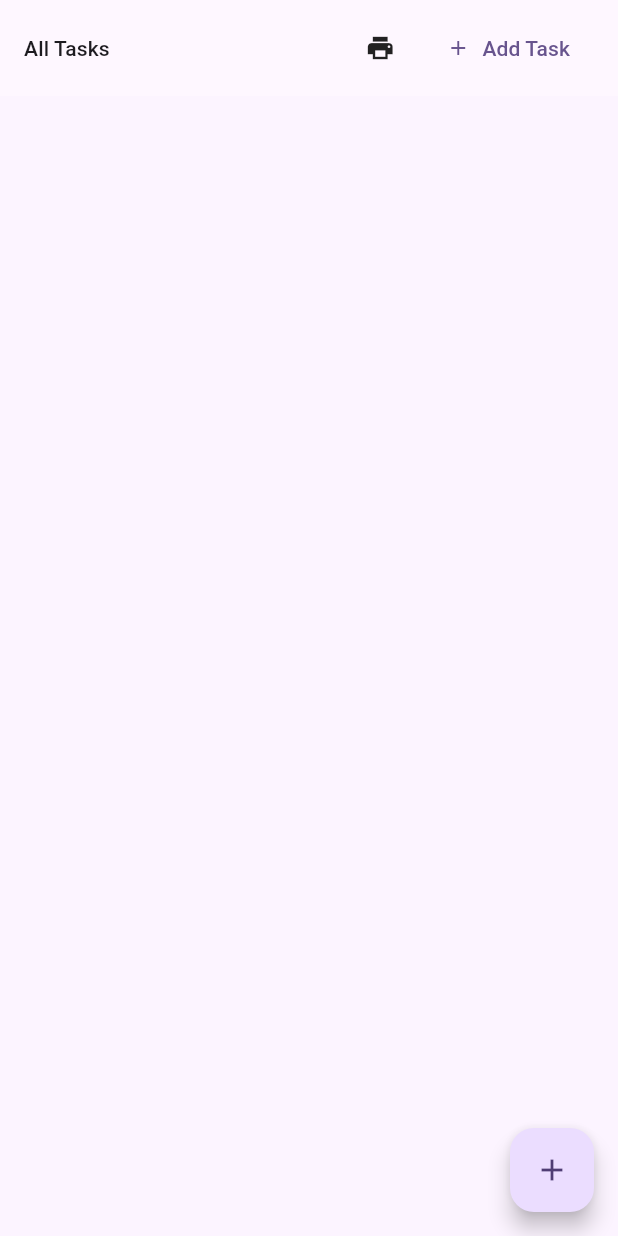
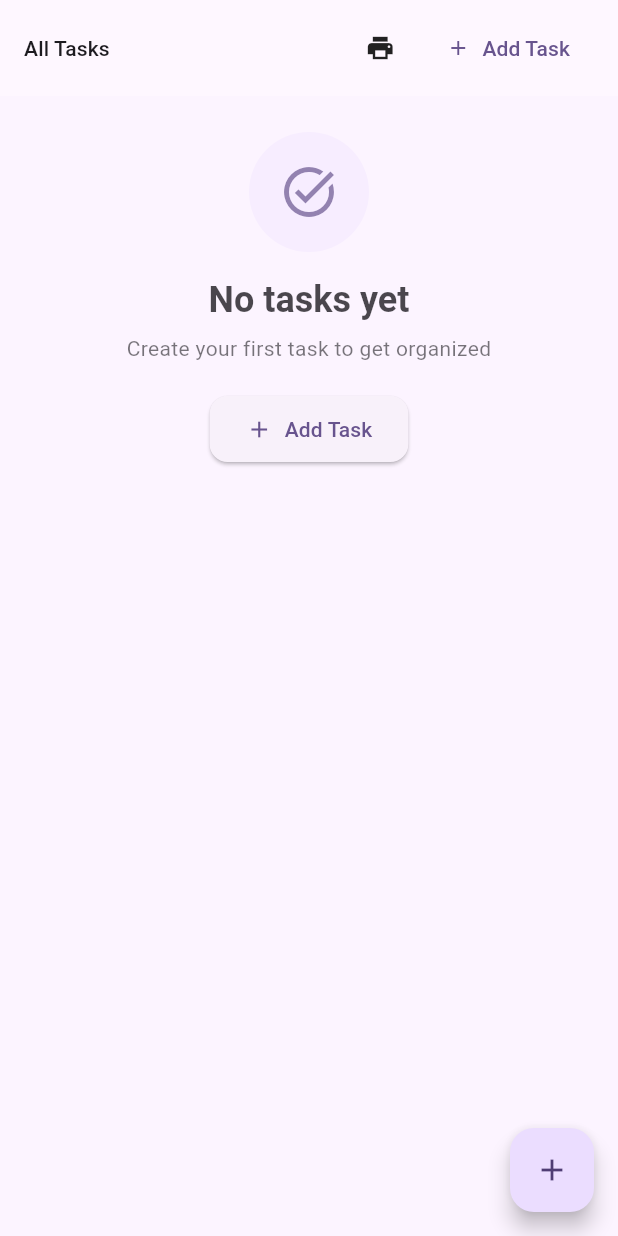
Before and after one commit to emerson000/TaskWire, a Flutter app: the ListPage screen opened directly, on a phone screen of 412 x 824 dp. Run offline on Flutter 3.47's test engine with Material 3 defaults, Android fonts, the phone set to English and light mode, and no system bars; our stand-ins replace drift, get_it; missing offline and left inert: esc_pos_utils_plus, flutter_esc_pos_network, flutter_usb_printer, print_usb; accounts and stored records are empty; generated files the repository leaves out were written again.

Commit message:
feat: zero state for tasks

```diff
--- a/lib/widgets/mobile_drill_down_view.dart
+++ b/lib/widgets/mobile_drill_down_view.dart
@@ -6,6 +6,7 @@ import '../services/printer_service.dart';
 import 'task_tile.dart';
 import 'breadcrumb_navigation.dart';
 import 'print_menu.dart';
+import 'zero_state.dart';
 
 class MobileDrillDownView extends StatefulWidget {
   final TaskManager taskManager;
@@ -437,7 +438,17 @@ class _MobileDrillDownViewState extends State<MobileDrillDownView> {
                         return const Center(child: CircularProgressIndicator());
                       }
                       final tasks = snapshot.data!;
-                      return ListView.builder(
+                      return tasks.isEmpty && !widget.showAddTask
+                          ? ZeroState(
+                              parentTitle: _currentParent?.title,
+                              onAddTask: () => widget.onAddTask(
+                                _currentParent?.id?.toString(),
+                                _currentParent?.title,
+                                columnIndex: null,
+                              ),
+                              isDesktop: false,
+                            )
+                          : ListView.builder(
                               itemCount: tasks.length + (widget.showAddTask && widget.addTaskParentId == _currentParent?.id?.toString() ? 1 : 0),
                               itemBuilder: (context, index) {
                                 if (widget.showAddTask && widget.addTaskParentId == _currentParent?.id?.toString() && index == tasks.length) {
--- /dev/null
+++ b/lib/widgets/zero_state.dart
@@ -0,0 +1,81 @@
+import 'package:flutter/material.dart';
+
+class ZeroState extends StatelessWidget {
+  final String? parentTitle;
+  final VoidCallback onAddTask;
+  final bool isDesktop;
+
+  const ZeroState({
+    super.key,
+    this.parentTitle,
+    required this.onAddTask,
+    this.isDesktop = false,
+  });
+
+  @override
+  Widget build(BuildContext context) {
+    final theme = Theme.of(context);
+    final isDark = theme.brightness == Brightness.dark;
+
+    return SingleChildScrollView(
+      child: Center(
+        child: Padding(
+          padding: const EdgeInsets.all(24.0),
+          child: Column(
+            mainAxisAlignment: MainAxisAlignment.center,
+            children: [
+              Container(
+                width: isDesktop ? 120 : 80,
+                height: isDesktop ? 120 : 80,
+                decoration: BoxDecoration(
+                  color: theme.colorScheme.primaryContainer.withOpacity(0.3),
+                  shape: BoxShape.circle,
+                ),
+                child: Icon(
+                  Icons.task_alt,
+                  size: isDesktop ? 60 : 40,
+                  color: theme.colorScheme.primary.withOpacity(0.7),
+                ),
+              ),
+              const SizedBox(height: 16),
+              Text(
+                parentTitle != null ? 'No subtasks yet' : 'No tasks yet',
+                style: theme.textTheme.headlineSmall?.copyWith(
+                  fontWeight: FontWeight.w600,
+                  color: theme.colorScheme.onSurface.withOpacity(0.8),
+                ),
+              ),
+              const SizedBox(height: 6),
+              Text(
+                parentTitle != null
+                  ? 'Get started by adding subtasks to "${parentTitle}"'
+                  : 'Create your first task to get organized',
+                style: theme.textTheme.bodyMedium?.copyWith(
+                  color: theme.colorScheme.onSurface.withOpacity(0.6),
+                ),
+                textAlign: TextAlign.center,
+              ),
+              const SizedBox(height: 20),
+              ElevatedButton.icon(
+                onPressed: onAddTask,
+                icon: const Icon(Icons.add, size: 18),
+                label: Text(
+                  parentTitle != null ? 'Add Subtask' : 'Add Task',
+                ),
+                style: ElevatedButton.styleFrom(
+                  padding: const EdgeInsets.symmetric(
+                    horizontal: 24,
+                    vertical: 12,
+                  ),
+                  shape: RoundedRectangleBorder(
+                    borderRadius: BorderRadius.circular(12),
+                  ),
+                ),
+              ),
+            ],
+          ),
+        ),
+      ),
+    );
+  }
+}
--- a/pubspec.yaml
+++ b/pubspec.yaml
@@ -16,7 +16,7 @@ publish_to: "none" # Remove this line if you wish to publish to pub.dev
 # https://developer.apple.com/library/archive/documentation/General/Reference/InfoPlistKeyReference/Articles/CoreFoundationKeys.html
 # In Windows, build-name is used as the major, minor, and patch parts
 # of the product and file versions while build-number is used as the build suffix.
-version: 1.0.0+38
+version: 1.0.0+39
 
 environment:
   sdk: ^3.8.1
```
Also changed, not shown: lib/pages/list_page.dart (+9 -5 lines), lib/widgets/desktop_column_view.dart (+51 -42 lines). Lines whose indentation alone changed are shown as unchanged.
